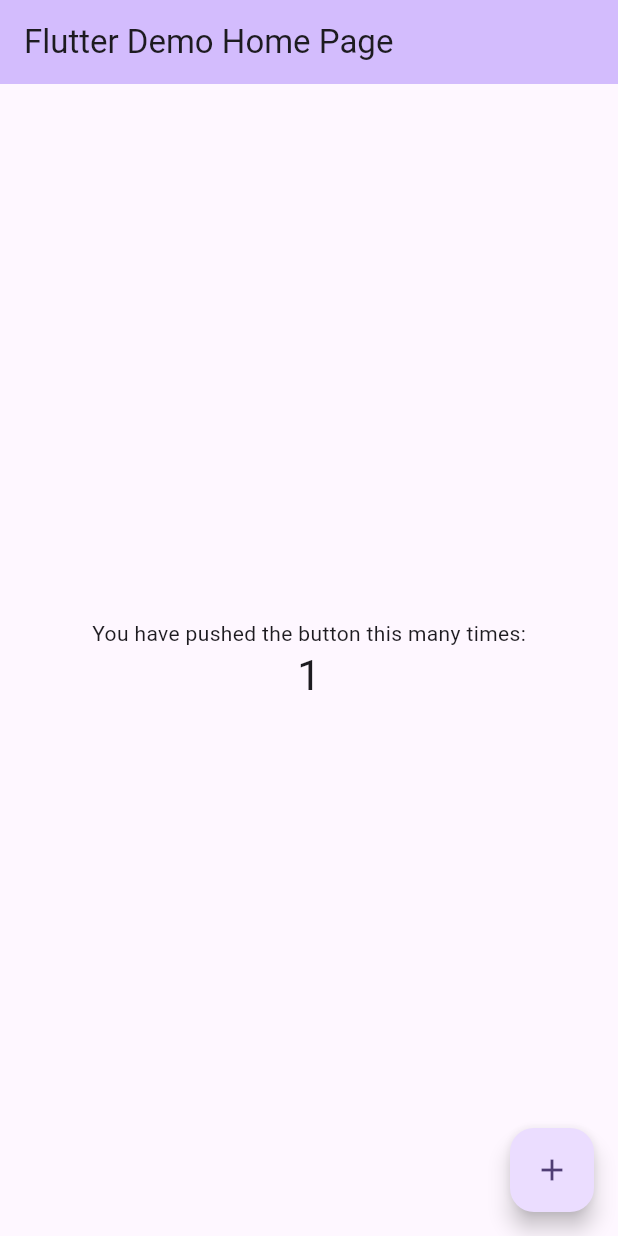
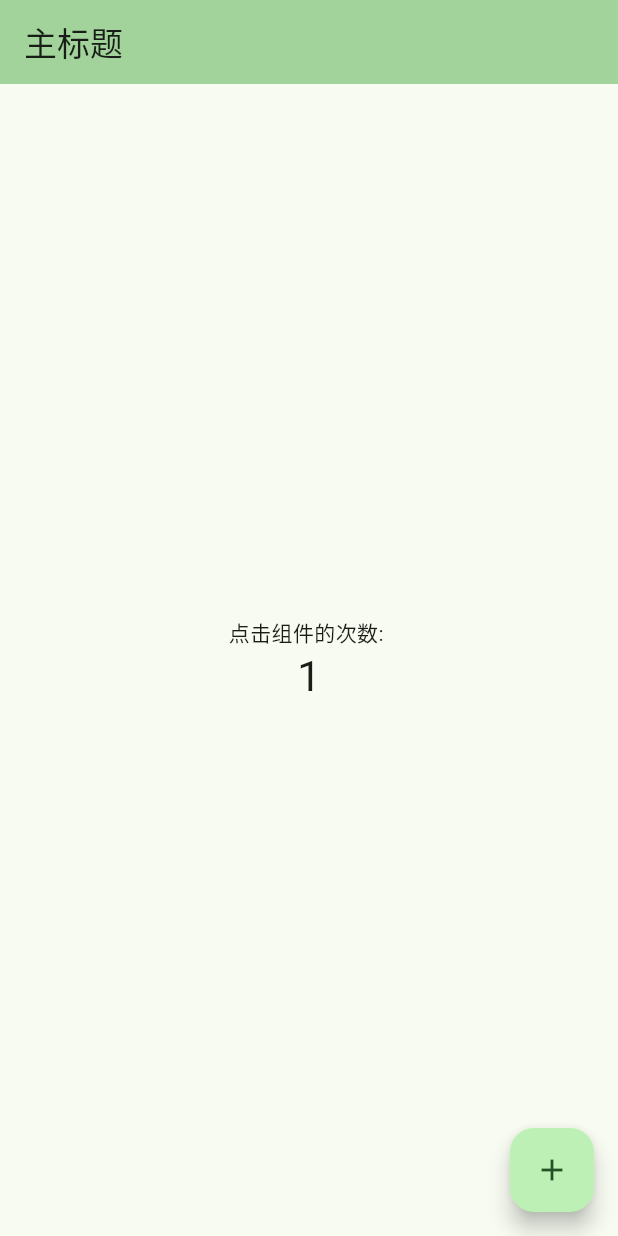
Before and after one commit to JackyLee3362/dart-note, a Flutter app: the screen it shows after launch, after a tap on the "add" icon, on a phone screen of 412 x 824 dp. Run offline on Flutter 3.47's test engine with Material 3 defaults, Android fonts, the phone set to English and light mode, and no system bars.

Commit message:
📚doc: 更新 app01 counter

```diff
--- /dev/null
+++ b/lib/app01_counter.dart
@@ -0,0 +1,87 @@
+import 'package:flutter/material.dart';
+
+class CounterApp extends StatelessWidget {
+  const CounterApp({super.key});
+
+  // This widget is the root of your application.
+  @override
+  Widget build(BuildContext context) {
+    return MaterialApp(
+      title: '我的应用',
+      // 主题
+      theme: ThemeData(
+        colorScheme: ColorScheme.fromSeed(seedColor: Colors.green),
+      ),
+      home: const MyHomePage(title: '主标题'),
+    );
+  }
+}
+
+class MyHomePage extends StatefulWidget {
+  const MyHomePage({super.key, required this.title});
+
+  // MyHomePage, 有状态的对象
+
+  // This class is the configuration for the state. It holds the values (in this
+  // case the title) provided by the parent (in this case the App widget) and
+  // used by the build method of the State. Fields in a Widget subclass are
+  // always marked "final".
+
+  final String title;
+
+  @override
+  State<MyHomePage> createState() => _MyHomePageState();
+}
+
+// 状态，私有类
+class _MyHomePageState extends State<MyHomePage> {
+  int _counter = 0;
+
+  void _incrementCounter() {
+    setState(() {
+      // 响应式，如果不通过 setState 设置 _counter 那么界面不会重新渲染
+      _counter++;
+    });
+  }
+
+  @override
+  Widget build(BuildContext context) {
+    // 每次调用 setState ，该方法都会重新运行
+
+    // Flutter 框架已经优化，使得重新运行构建方法速度更快，
+    // 因此可以直接重新构建任何需要更新的内容，
+    // 而无需单独更改 widget 实例。
+    return Scaffold(
+      appBar: AppBar(
+        // backgroundColor: Colors.amber,
+        backgroundColor: Theme.of(context).colorScheme.inversePrimary,
+
+        title: Text(widget.title),
+      ),
+      body: Center(
+        // Center 是一个布局组件，输入单个子组件，并在父组件居中
+        child: Column(
+          // Column 是一个布局组件，输入多个子组件列表，并垂直排列
+          // 默认情况下，水平方向和父组件自适应，垂直方向上和父组件同高度
+          // Column 有许多属性去控制子组件的位置
+          // 这里我们使用 mainAxisAlignment 将子组件在垂直方向居中
+          // 因为 Column 是垂直的，所以主轴是垂直的
+          mainAxisAlignment: MainAxisAlignment.center,
+          children: <Widget>[
+            const Text('点击组件的次数: '),
+            Text(
+              '$_counter',
+              style: Theme.of(context).textTheme.headlineMedium,
+            ),
+          ],
+        ),
+      ),
+      // 浮动按钮
+      floatingActionButton: FloatingActionButton(
+        onPressed: _incrementCounter,
+        tooltip: '+1',
+        child: const Icon(Icons.add),
+      ),
+    );
+  }
+}
--- a/lib/main.dart
+++ b/lib/main.dart
@@ -1,122 +1,6 @@
 import 'package:flutter/material.dart';
+import 'package:my_flutter_app/app01_counter.dart';
 
 void main() {
-  runApp(const MyApp());
+  runApp(const CounterApp());
 }
-
-class MyApp extends StatelessWidget {
-  const MyApp({super.key});
-
-  // This widget is the root of your application.
-  @override
-  Widget build(BuildContext context) {
-    return MaterialApp(
-      title: 'Flutter Demo',
-      theme: ThemeData(
-        // This is the theme of your application.
-        //
-        // TRY THIS: Try running your application with "flutter run". You'll see
-        // the application has a purple toolbar. Then, without quitting the app,
-        // try changing the seedColor in the colorScheme below to Colors.green
-        // and then invoke "hot reload" (save your changes or press the "hot
-        // reload" button in a Flutter-supported IDE, or press "r" if you used
-        // the command line to start the app).
-        //
-        // Notice that the counter didn't reset back to zero; the application
-        // state is not lost during the reload. To reset the state, use hot
-        // restart instead.
-        //
-        // This works for code too, not just values: Most code changes can be
-        // tested with just a hot reload.
-        colorScheme: ColorScheme.fromSeed(seedColor: Colors.deepPurple),
-      ),
-      home: const MyHomePage(title: 'Flutter Demo Home Page'),
-    );
-  }
-}
-
-class MyHomePage extends StatefulWidget {
-  const MyHomePage({super.key, required this.title});
-
-  // This widget is the home page of your application. It is stateful, meaning
-  // that it has a State object (defined below) that contains fields that affect
-  // how it looks.
-
-  // This class is the configuration for the state. It holds the values (in this
-  // case the title) provided by the parent (in this case the App widget) and
-  // used by the build method of the State. Fields in a Widget subclass are
-  // always marked "final".
-
-  final String title;
-
-  @override
-  State<MyHomePage> createState() => _MyHomePageState();
-}
-
-class _MyHomePageState extends State<MyHomePage> {
-  int _counter = 0;
-
-  void _incrementCounter() {
-    setState(() {
-      // This call to setState tells the Flutter framework that something has
-      // changed in this State, which causes it to rerun the build method below
-      // so that the display can reflect the updated values. If we changed
-      // _counter without calling setState(), then the build method would not be
-      // called again, and so nothing would appear to happen.
-      _counter++;
-    });
-  }
-
-  @override
-  Widget build(BuildContext context) {
-    // This method is rerun every time setState is called, for instance as done
-    // by the _incrementCounter method above.
-    //
-    // The Flutter framework has been optimized to make rerunning build methods
-    // fast, so that you can just rebuild anything that needs updating rather
-    // than having to individually change instances of widgets.
-    return Scaffold(
-      appBar: AppBar(
-        // TRY THIS: Try changing the color here to a specific color (to
-        // Colors.amber, perhaps?) and trigger a hot reload to see the AppBar
-        // change color while the other colors stay the same.
-        backgroundColor: Theme.of(context).colorScheme.inversePrimary,
-        // Here we take the value from the MyHomePage object that was created by
-        // the App.build method, and use it to set our appbar title.
-        title: Text(widget.title),
-      ),
-      body: Center(
-        // Center is a layout widget. It takes a single child and positions it
-        // in the middle of the parent.
-        child: Column(
-          // Column is also a layout widget. It takes a list of children and
-          // arranges them vertically. By default, it sizes itself to fit its
-          // children horizontally, and tries to be as tall as its parent.
-          //
-          // Column has various properties to control how it sizes itself and
-          // how it positions its children. Here we use mainAxisAlignment to
-          // center the children vertically; the main axis here is the vertical
-          // axis because Columns are vertical (the cross axis would be
-          // horizontal).
-          //
-          // TRY THIS: Invoke "debug painting" (choose the "Toggle Debug Paint"
-          // action in the IDE, or press "p" in the console), to see the
-          // wireframe for each widget.
-          mainAxisAlignment: MainAxisAlignment.center,
-          children: <Widget>[
-            const Text('You have pushed the button this many times:'),
-            Text(
-              '$_counter',
-              style: Theme.of(context).textTheme.headlineMedium,
-            ),
-          ],
-        ),
-      ),
-      floatingActionButton: FloatingActionButton(
-        onPressed: _incrementCounter,
-        tooltip: 'Increment',
-        child: const Icon(Icons.add),
-      ), // This trailing comma makes auto-formatting nicer for build methods.
-    );
-  }
-}
```
Also changed, not shown: 6 other files.
